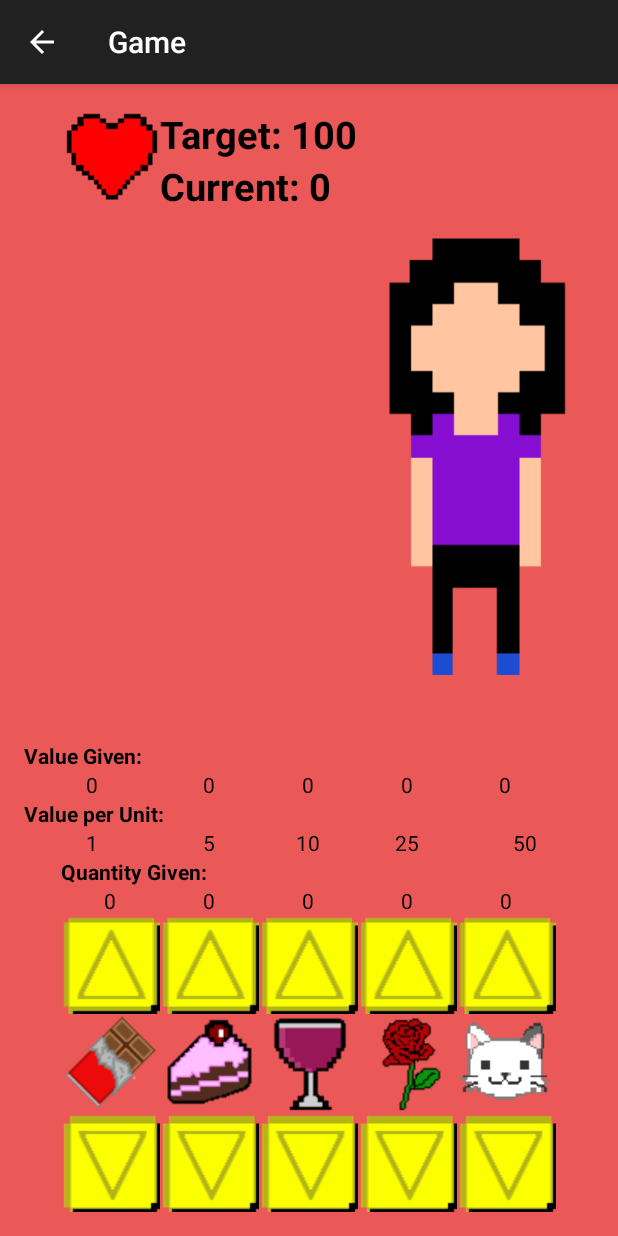
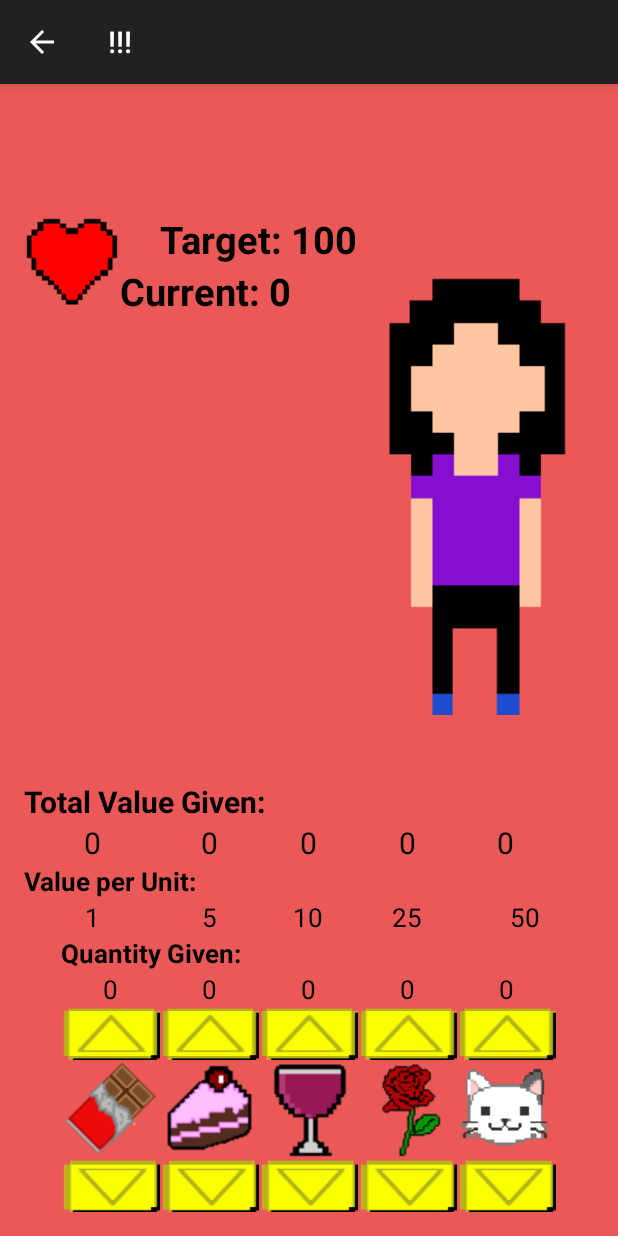
Before and after one commit to aptmac/Hackentines2016, an Android app: the Game screen opened directly, with no data from a screen before it, on a phone screen of 412 x 824 dp. Run offline under Robolectric (Android 15) with nearby library versions, the light colour scheme and no system bars; 1 statement that could not run was skipped.

Commit message:
Added titles, Removed Logcat lines

```diff
--- a/app/src/main/java/com/example/norifurikake/hackenties2016/Difficulty.java
+++ b/app/src/main/java/com/example/norifurikake/hackenties2016/Difficulty.java
@@ -15,6 +15,7 @@ public class Difficulty extends ActionBarActivity {
         super.onCreate(savedInstanceState);
         setContentView(R.layout.activity_difficulty);
         getSupportActionBar().setDisplayHomeAsUpEnabled(true);
+        setTitle("Select a difficulty!");
         seekBar = (SeekBar) findViewById(R.id.difficultyBar);
     }
 
--- a/app/src/main/java/com/example/norifurikake/hackenties2016/Howtoplay.java
+++ b/app/src/main/java/com/example/norifurikake/hackenties2016/Howtoplay.java
@@ -10,6 +10,6 @@ public class Howtoplay extends ActionBarActivity {
         super.onCreate(savedInstanceState);
         setContentView(R.layout.activity_howtoplay);
         getSupportActionBar().setDisplayHomeAsUpEnabled(true);
+        setTitle("How to Play");
     }
-
 }
--- a/app/src/main/java/com/example/norifurikake/hackenties2016/MainActivity.java
+++ b/app/src/main/java/com/example/norifurikake/hackenties2016/MainActivity.java
@@ -11,6 +11,8 @@ public class MainActivity extends ActionBarActivity {
     protected void onCreate(Bundle savedInstanceState) {
         super.onCreate(savedInstanceState);
         setContentView(R.layout.activity_main);
+        setTitle("Hackentines 2016");
+
     }
 
     public void toDifficulty(View view){
--- a/app/src/main/java/com/example/norifurikake/hackenties2016/Settings.java
+++ b/app/src/main/java/com/example/norifurikake/hackenties2016/Settings.java
@@ -10,6 +10,8 @@ public class Settings extends ActionBarActivity {
         super.onCreate(savedInstanceState);
         setContentView(R.layout.activity_settings);
         getSupportActionBar().setDisplayHomeAsUpEnabled(true);
+        setTitle("Settings");
+
     }
 
 }
--- a/app/src/main/res/layout/activity_game.xml
+++ b/app/src/main/res/layout/activity_game.xml
@@ -13,7 +13,7 @@
     <Button
         style="?android:attr/buttonStyleSmall"
         android:layout_width="66dp"
-        android:layout_height="66dp"
+        android:layout_height="35dp"
         android:id="@+id/btnCakeIncrease"
         android:layout_alignTop="@+id/btnChocolateIncrease"
         android:layout_toLeftOf="@+id/btnEasy"
@@ -23,7 +23,7 @@
     <Button
         style="?android:attr/buttonStyleSmall"
         android:layout_width="66dp"
-        android:layout_height="66dp"
+        android:layout_height="35dp"
         android:id="@+id/btnCakeDecrease"
         android:layout_alignTop="@+id/btnChocolateDecrease"
         android:layout_toLeftOf="@+id/imgWine"
@@ -42,7 +42,7 @@
     <Button
         style="?android:attr/buttonStyleSmall"
         android:layout_width="66dp"
-        android:layout_height="66dp"
+        android:layout_height="35dp"
         android:id="@+id/btnChocolateIncrease"
         android:layout_above="@+id/imgChocolate"
         android:layout_alignLeft="@+id/imgChocolate"
@@ -54,7 +54,7 @@
     <Button
         style="?android:attr/buttonStyleSmall"
         android:layout_width="66dp"
-        android:layout_height="66dp"
+        android:layout_height="35dp"
         android:id="@+id/btnChocolateDecrease"
         android:layout_alignParentBottom="true"
         android:layout_toLeftOf="@+id/imgCake"
@@ -74,7 +74,7 @@
     <Button
         style="?android:attr/buttonStyleSmall"
         android:layout_width="66dp"
-        android:layout_height="66dp"
+        android:layout_height="35dp"
         android:id="@+id/btnEasy"
         android:layout_alignTop="@+id/btnCakeIncrease"
         android:layout_centerHorizontal="true"
@@ -93,7 +93,7 @@
     <Button
         style="?android:attr/buttonStyleSmall"
         android:layout_width="66dp"
-        android:layout_height="66dp"
+        android:layout_height="35dp"
         android:id="@+id/btnMedium"
         android:layout_below="@+id/imgRose"
         android:layout_alignLeft="@+id/imgWine"
@@ -104,7 +104,7 @@
     <Button
         style="?android:attr/buttonStyleSmall"
         android:layout_width="66dp"
-        android:layout_height="66dp"
+        android:layout_height="35dp"
         android:id="@+id/btnRoseIncrease"
         android:layout_alignTop="@+id/btnEasy"
         android:layout_toRightOf="@+id/btnEasy"
@@ -123,7 +123,7 @@
     <Button
         style="?android:attr/buttonStyleSmall"
         android:layout_width="66dp"
-        android:layout_height="66dp"
+        android:layout_height="35dp"
         android:id="@+id/button4"
         android:layout_below="@+id/imgRose"
         android:layout_toLeftOf="@+id/btnCatDecrease"
@@ -143,7 +143,7 @@
     <Button
         style="?android:attr/buttonStyleSmall"
         android:layout_width="66dp"
-        android:layout_height="66dp"
+        android:layout_height="35dp"
         android:id="@+id/btnCatIncrase"
         android:layout_alignTop="@+id/btnRoseIncrease"
         android:layout_alignLeft="@+id/imgCat"
@@ -154,7 +154,7 @@
     <Button
         style="?android:attr/buttonStyleSmall"
         android:layout_width="66dp"
-        android:layout_height="66dp"
+        android:layout_height="35dp"
         android:id="@+id/btnCatDecrease"
         android:layout_alignTop="@+id/button4"
         android:layout_alignLeft="@+id/imgCat"
@@ -174,7 +174,8 @@
         android:layout_toLeftOf="@+id/btnCakeIncrease"
         android:layout_toStartOf="@+id/btnCakeIncrease"
         android:textAlignment="center"
-        android:textColor="#000000" />
+        android:textColor="#000000"
+        android:textSize="17dp" />
 
     <TextView
         android:layout_width="wrap_content"
@@ -188,7 +189,8 @@
         android:layout_toRightOf="@+id/btnChocolateIncrease"
         android:layout_toEndOf="@+id/btnChocolateIncrease"
         android:textAlignment="center"
-        android:textColor="#000000" />
+        android:textColor="#000000"
+        android:textSize="17dp" />
 
     <TextView
         android:layout_width="wrap_content"
@@ -202,7 +204,8 @@
         android:layout_alignRight="@+id/btnEasy"
         android:layout_alignEnd="@+id/btnEasy"
         android:textAlignment="center"
-        android:textColor="#000000" />
+        android:textColor="#000000"
+        android:textSize="17dp" />
 
     <TextView
         android:layout_width="wrap_content"
@@ -216,7 +219,8 @@
         android:layout_alignLeft="@+id/btnRoseIncrease"
         android:layout_alignStart="@+id/btnRoseIncrease"
         android:textAlignment="center"
-        android:textColor="#000000" />
+        android:textColor="#000000"
+        android:textSize="17dp" />
 
     <TextView
         android:layout_width="wrap_content"
@@ -230,7 +234,8 @@
         android:layout_alignLeft="@+id/btnCatIncrase"
         android:layout_alignStart="@+id/btnCatIncrase"
         android:textAlignment="center"
-        android:textColor="#000000" />
+        android:textColor="#000000"
+        android:textSize="17dp" />
 
     <TextView
         android:layout_width="wrap_content"
@@ -242,16 +247,18 @@
         android:layout_alignLeft="@+id/txtChocolate"
         android:layout_alignStart="@+id/txtChocolate"
         android:textStyle="bold"
-        android:textColor="#000000" />
+        android:textColor="#000000"
+        android:textSize="17dp" />
 
     <ImageView
         android:layout_width="wrap_content"
         android:layout_height="wrap_content"
         android:id="@+id/imgHeart"
         android:background="@drawable/heart"
+        android:layout_marginTop="70dp"
         android:layout_alignParentTop="true"
-        android:layout_toLeftOf="@+id/txtCake"
-        android:layout_toStartOf="@+id/txtCake" />
+        android:layout_alignParentLeft="true"
+        android:layout_alignParentStart="true" />
 
     <TextView
         android:layout_width="wrap_content"
@@ -259,12 +266,12 @@
         android:textAppearance="?android:attr/textAppearanceSmall"
         android:text="Target: 100"
         android:id="@+id/txtTarget"
-        android:layout_alignTop="@+id/imgHeart"
-        android:layout_toRightOf="@+id/imgHeart"
-        android:layout_toEndOf="@+id/imgHeart"
         android:textStyle="bold"
         android:textColor="#000000"
-        android:textSize="25dp" />
+        android:textSize="25dp"
+        android:layout_alignTop="@+id/imgHeart"
+        android:layout_alignLeft="@+id/txtCurrentCake"
+        android:layout_alignStart="@+id/txtCurrentCake" />
 
     <TextView
         android:layout_width="wrap_content"
@@ -274,10 +281,10 @@
         android:id="@+id/txtCurrent"
         android:textStyle="bold"
         android:textColor="#000000"
+        android:textSize="25dp"
         android:layout_below="@+id/txtTarget"
-        android:layout_toRightOf="@+id/txtCurrentChocolate"
-        android:layout_toEndOf="@+id/txtCurrentChocolate"
-        android:textSize="25dp" />
+        android:layout_toRightOf="@+id/imgHeart"
+        android:layout_toEndOf="@+id/imgHeart" />
 
     <TextView
         android:layout_width="wrap_content"
@@ -290,7 +297,8 @@
         android:layout_above="@+id/txtPerUnit"
         android:layout_toRightOf="@+id/txtPerChocolate"
         android:layout_alignRight="@+id/txtPerCake"
-        android:layout_alignEnd="@+id/txtPerCake" />
+        android:layout_alignEnd="@+id/txtPerCake"
+        android:textSize="20dp" />
 
     <TextView
         android:layout_width="wrap_content"
@@ -305,7 +313,8 @@
         android:layout_alignLeft="@+id/txtValue"
         android:layout_alignStart="@+id/txtValue"
         android:layout_alignRight="@+id/txtChocolate"
-        android:layout_alignEnd="@+id/txtChocolate" />
+        android:layout_alignEnd="@+id/txtChocolate"
+        android:textSize="20dp" />
 
     <TextView
         android:layout_width="wrap_content"
@@ -318,7 +327,8 @@
         android:layout_toLeftOf="@+id/txtCurrentRose"
         android:layout_alignLeft="@+id/txtWine"
         android:layout_alignStart="@+id/txtWine"
-        android:textAlignment="center" />
+        android:textAlignment="center"
+        android:textSize="20dp" />
 
     <TextView
         android:layout_width="wrap_content"
@@ -332,7 +342,8 @@
         android:layout_alignLeft="@+id/imgGirl"
         android:layout_alignStart="@+id/imgGirl"
         android:layout_toLeftOf="@+id/txtCurrentCat"
-        android:layout_toStartOf="@+id/txtCurrentCat" />
+        android:layout_toStartOf="@+id/txtCurrentCat"
+        android:textSize="20dp" />
 
     <TextView
         android:layout_width="wrap_content"
@@ -345,19 +356,21 @@
         android:layout_alignRight="@+id/imgCat"
         android:layout_alignEnd="@+id/imgCat"
         android:textAlignment="center"
-        android:textColor="#000000" />
+        android:textColor="#000000"
+        android:textSize="20dp" />
 
     <TextView
         android:layout_width="wrap_content"
         android:layout_height="wrap_content"
         android:textAppearance="?android:attr/textAppearanceSmall"
-        android:text="Value Given:"
+        android:text="Total Value Given:"
         android:id="@+id/txtValue"
         android:textStyle="bold"
         android:textColor="#000000"
         android:layout_above="@+id/txtCurrentCake"
         android:layout_alignParentLeft="true"
-        android:layout_alignParentStart="true" />
+        android:layout_alignParentStart="true"
+        android:textSize="20dp" />
 
     <ImageView
         android:layout_width="wrap_content"
@@ -368,7 +381,7 @@
         android:layout_toRightOf="@+id/btnEasy"
         android:layout_toEndOf="@+id/btnEasy"
         android:layout_alignParentTop="true"
-        android:layout_above="@+id/txtValue" />
+        android:layout_above="@+id/txtCurrentRose" />
 
     <TextView
         android:layout_width="wrap_content"
@@ -382,7 +395,8 @@
         android:textColor="#000000"
         android:textAlignment="center"
         android:layout_toLeftOf="@+id/txtCake"
-        android:layout_toStartOf="@+id/txtCake" />
+        android:layout_toStartOf="@+id/txtCake"
+        android:textSize="17dp" />
 
     <TextView
         android:layout_width="66dp"
@@ -395,7 +409,8 @@
         android:layout_below="@+id/txtPerUnit"
         android:layout_toRightOf="@+id/txtChocolate"
         android:layout_toLeftOf="@+id/txtPerWine"
-        android:layout_toStartOf="@+id/txtPerWine" />
+        android:layout_toStartOf="@+id/txtPerWine"
+        android:textSize="17dp" />
 
     <TextView
         android:layout_width="wrap_content"
@@ -408,7 +423,8 @@
         android:textAlignment="center"
         android:layout_toLeftOf="@+id/txtPerRose"
         android:layout_alignLeft="@+id/txtWine"
-        android:layout_alignStart="@+id/txtWine" />
+        android:layout_alignStart="@+id/txtWine"
+        android:textSize="17dp" />
 
     <TextView
         android:layout_width="wrap_content"
@@ -422,7 +438,8 @@
         android:textColor="#000000"
         android:textAlignment="center"
         android:layout_toLeftOf="@+id/txtPerCat"
-        android:layout_toStartOf="@+id/txtPerCat" />
+        android:layout_toStartOf="@+id/txtPerCat"
+        android:textSize="17dp" />
 
     <TextView
         android:layout_width="wrap_content"
@@ -436,7 +453,8 @@
         android:textColor="#000000"
         android:textAlignment="center"
         android:layout_alignParentRight="true"
-        android:layout_alignParentEnd="true" />
+        android:layout_alignParentEnd="true"
+        android:textSize="17dp" />
 
     <TextView
         android:layout_width="wrap_content"
@@ -448,6 +466,7 @@
         android:layout_alignParentLeft="true"
         android:layout_alignParentStart="true"
         android:textColor="#000000"
-        android:textStyle="bold" />
+        android:textStyle="bold"
+        android:textSize="17dp" />
 
 </RelativeLayout>
```
Also changed, not shown: app/src/main/java/com/example/norifurikake/hackenties2016/Game.java (+13 -33 lines), app/src/main/res/layout/activity_main.xml (+4 -4 lines).
